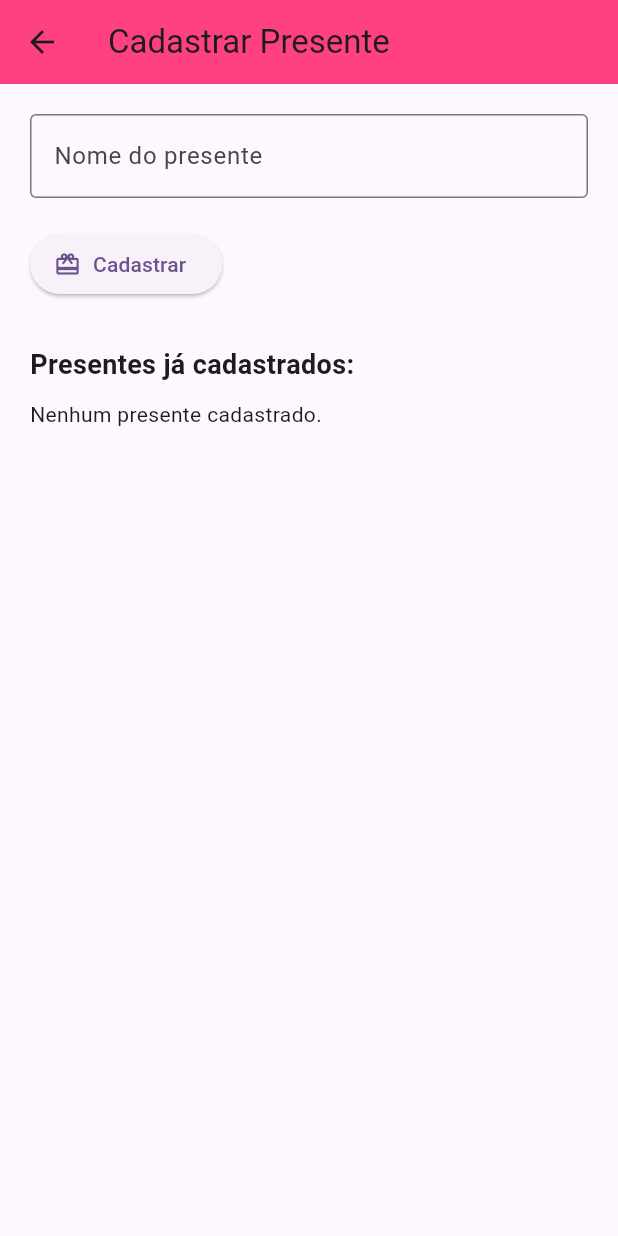
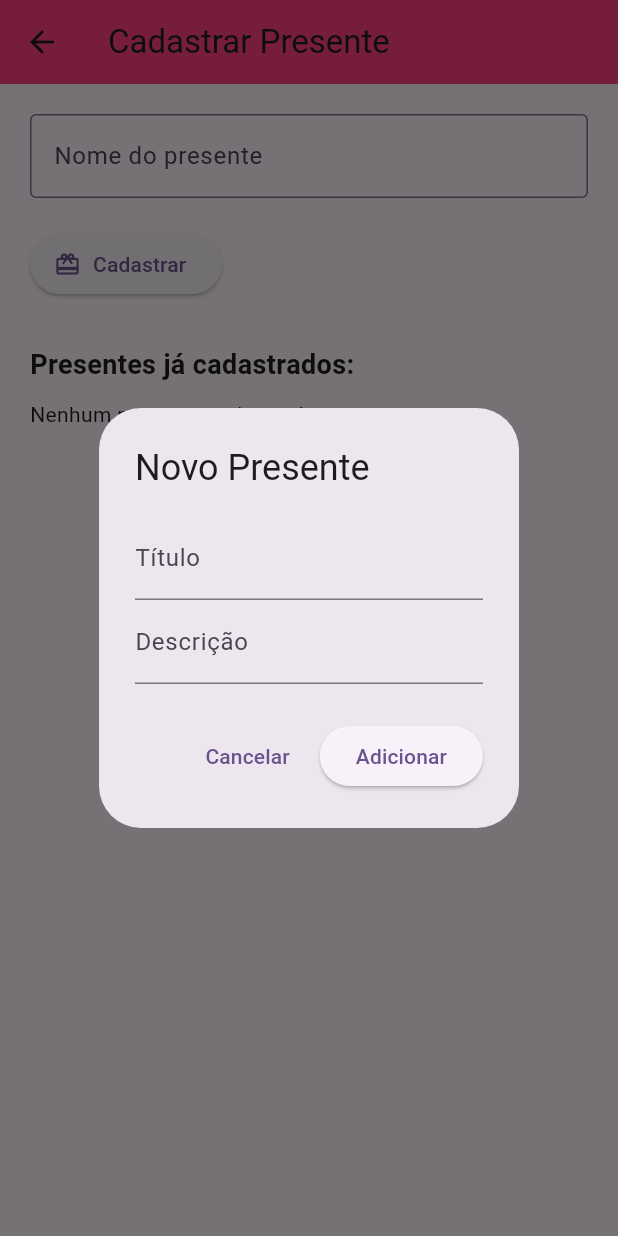
Before and after one commit to VictorAlexandreMuller/Frontend, a Flutter app: the PresenteEventoPage screen opened directly with empty values, after a tap on "Cadastrar", on a phone screen of 412 x 824 dp. Run offline on Flutter 3.47's test engine with Material 3 defaults, Android fonts, the phone set to English and light mode, and no system bars; our stand-ins replace flutter_secure_storage, font_awesome_flutter, go_router, share_plus, shared_preferences, table_calendar; accounts and stored records are empty; network calls fail.

Commit message:
Criar presente

```diff
--- /dev/null
+++ b/lib/models/criar_presente_model.dart
@@ -0,0 +1,13 @@
+class PresenteCreateModel {
+  final String titulo;
+  final String descricao;
+
+  PresenteCreateModel({required this.titulo, required this.descricao});
+
+  Map<String, dynamic> toJson() {
+    return {
+      'titulo': titulo,
+      'descricao': descricao,
+    };
+  }
+}
--- a/lib/pages/event/presente_evento.dart
+++ b/lib/pages/event/presente_evento.dart
@@ -1,4 +1,7 @@
+import 'package:festora/models/criar_presente_model.dart';
 import 'package:festora/models/evento_details_model.dart';
+import 'package:festora/services/evento_service.dart';
+import 'package:festora/services/presente_service.dart';
 import 'package:flutter/material.dart';
 import 'package:http/http.dart' as http;
 import 'dart:convert';
@@ -18,10 +21,117 @@ class PresenteEventoPage extends StatefulWidget {
 
 class _PresenteEventoPageState extends State<PresenteEventoPage> {
   final TextEditingController _nomeController = TextEditingController();
+  final TextEditingController _tituloController = TextEditingController();
+  final TextEditingController _descricaoController = TextEditingController();
   bool _carregando = false;
+  late EventoDetails _evento;
 
-  Future<void> _cadastrarPresente() async {
+  @override
+  void initState() {
+    super.initState();
+    _evento = widget.evento;
+  }
 
+  Future<void> _cadastrarPresente(String eventoId) async {
+    final presente = PresenteCreateModel(
+        titulo: _tituloController.text, descricao: _descricaoController.text);
+
+    setState(() {
+      _carregando = true;
+    });
+
+    try {
+      bool sucesso = await PresenteService().criarPresente(eventoId, presente);
+
+      if (sucesso) {
+        // Recarrega o evento após o cadastro do presente
+        await carregarEvento();
+        // Exibe uma mensagem de sucesso
+        ScaffoldMessenger.of(context).showSnackBar(
+          const SnackBar(content: Text('Presente cadastrado com sucesso!')),
+        );
+      } else {
+        ScaffoldMessenger.of(context).showSnackBar(
+          const SnackBar(content: Text('Erro ao cadastrar presente.')),
+        );
+      }
+    } catch (e) {
+      ScaffoldMessenger.of(context).showSnackBar(
+        SnackBar(content: Text('Erro: ${e.toString()}')),
+      );
+    } finally {
+      setState(() {
+        _carregando = false;
+      });
+    }
+  }
+
+  Future<void> carregarEvento() async {
+    setState(() {
+      _carregando = true;
+    });
+
+    try {
+      final (sucesso, evento) = await EventoService().buscarEvento(_evento.id);
+      if (sucesso) {
+        setState(() {
+          _evento = evento;
+        });
+      } else {
+        ScaffoldMessenger.of(context).showSnackBar(
+          const SnackBar(content: Text('Erro ao carregar evento.')),
+        );
+      }
+    } catch (e) {
+      ScaffoldMessenger.of(context).showSnackBar(
+        SnackBar(content: Text('Erro: ${e.toString()}')),
+      );
+    } finally {
+      setState(() {
+        _carregando = false;
+      });
+    }
+  }
+
+  void _abrirModalCadastro() {
+    _tituloController.clear();
+    _descricaoController.clear();
+
+    showDialog(
+      context: context,
+      builder: (context) => AlertDialog(
+        title: const Text('Novo Presente'),
+        content: Column(
+          mainAxisSize: MainAxisSize.min,
+          children: [
+            TextField(
+              controller: _tituloController,
+              decoration: const InputDecoration(labelText: 'Título'),
+            ),
+            TextField(
+              controller: _descricaoController,
+              decoration: const InputDecoration(labelText: 'Descrição'),
+            ),
+          ],
+        ),
+        actions: [
+          TextButton(
+            child: const Text('Cancelar'),
+            onPressed: () => Navigator.of(context).pop(),
+          ),
+          ElevatedButton(
+            child: const Text('Adicionar'),
+            onPressed: _carregando
+                ? null
+                : () async {
+                    await _cadastrarPresente(_evento.id);
+                    Navigator.of(context)
+                        .pop(); // Fecha o modal após o cadastro
+                  },
+          ),
+        ],
+      ),
+    );
   }
 
   @override
@@ -47,7 +157,7 @@ Widget build(BuildContext context) {
             ElevatedButton.icon(
               icon: const Icon(Icons.card_giftcard),
               label: const Text('Cadastrar'),
-            onPressed: _carregando ? null : _cadastrarPresente,
+              onPressed: _carregando ? null : _abrirModalCadastro,
             ),
             const SizedBox(height: 30),
             const Text(
@@ -56,25 +166,30 @@ Widget build(BuildContext context) {
             ),
             const SizedBox(height: 10),
             Expanded(
-  child: widget.evento.presentes.isEmpty
+              child: _evento.presentes
+                      .isEmpty // Usando _evento para acessar os presentes
                   ? const Text('Nenhum presente cadastrado.')
                   : ListView.builder(
-        itemCount: widget.evento.presentes.length,
+                      itemCount: _evento
+                          .presentes.length, // Usando _evento aqui também
                       itemBuilder: (context, index) {
-          final presente = widget.evento.presentes[index];
+                        final presente =
+                            _evento.presentes[index]; // Usando _evento
                         return Card(
                           child: ExpansionTile(
                             title: Row(
                               children: [
                                 Expanded(child: Text(presente.titulo)),
                                 if (presente.responsaveis.isNotEmpty)
-          const Icon(Icons.check_circle, color: Colors.green),
+                                  const Icon(Icons.check_circle,
+                                      color: Colors.green),
                               ],
                             ),
                             subtitle: Text(presente.descricao),
                             children: [
                               const Padding(
-        padding: EdgeInsets.only(left: 16.0, bottom: 8.0),
+                                padding:
+                                    EdgeInsets.only(left: 16.0, bottom: 8.0),
                                 child: Text(
                                   'Quem vai entregar:',
                                   style: TextStyle(fontWeight: FontWeight.bold),
@@ -82,8 +197,10 @@ Widget build(BuildContext context) {
                               ),
                               if (presente.responsaveis.isEmpty)
                                 const Padding(
-          padding: EdgeInsets.only(left: 16.0, bottom: 8.0),
-          child: Text('Ninguém se responsabilizou ainda.'),
+                                  padding:
+                                      EdgeInsets.only(left: 16.0, bottom: 8.0),
+                                  child:
+                                      Text('Ninguém se responsabilizou ainda.'),
                                 )
                               else
                                 ...presente.responsaveis.map((r) => ListTile(
@@ -101,5 +218,4 @@ Widget build(BuildContext context) {
       ),
     );
   }
-
 }
```
Also changed, not shown: lib/services/presente_service.dart (+7 -4 lines). Lines whose indentation alone changed are shown as unchanged.
